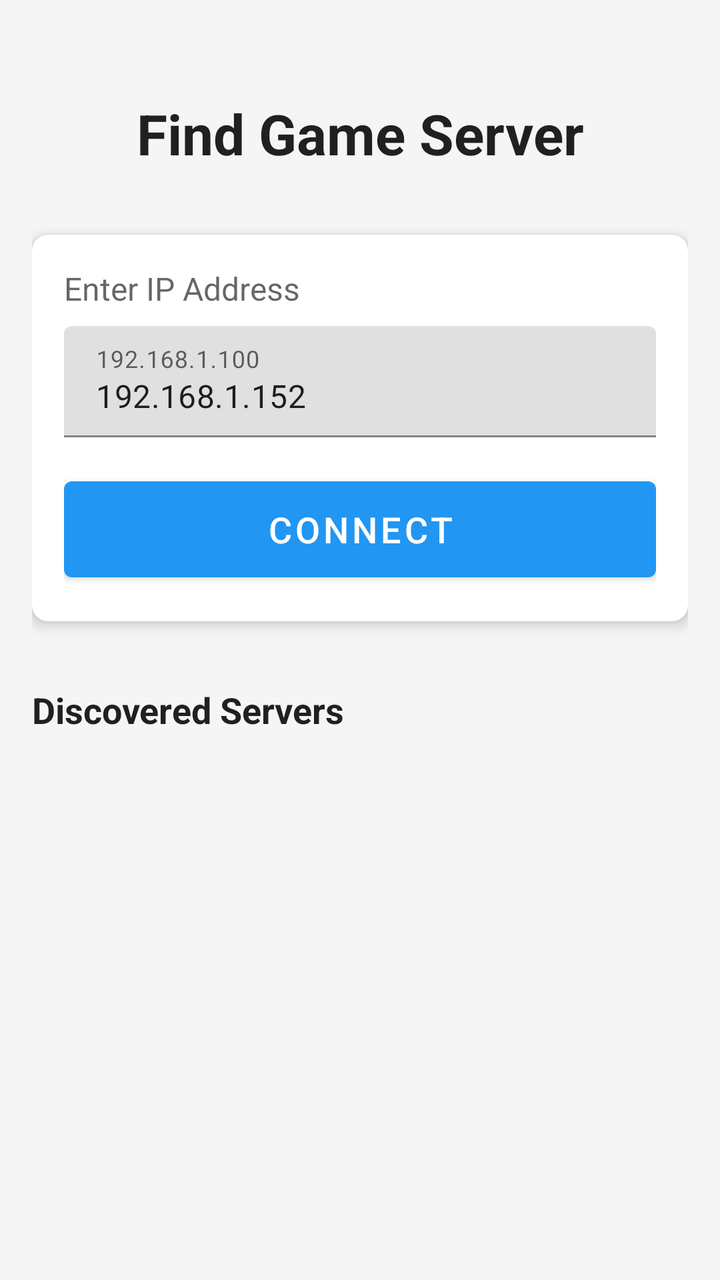
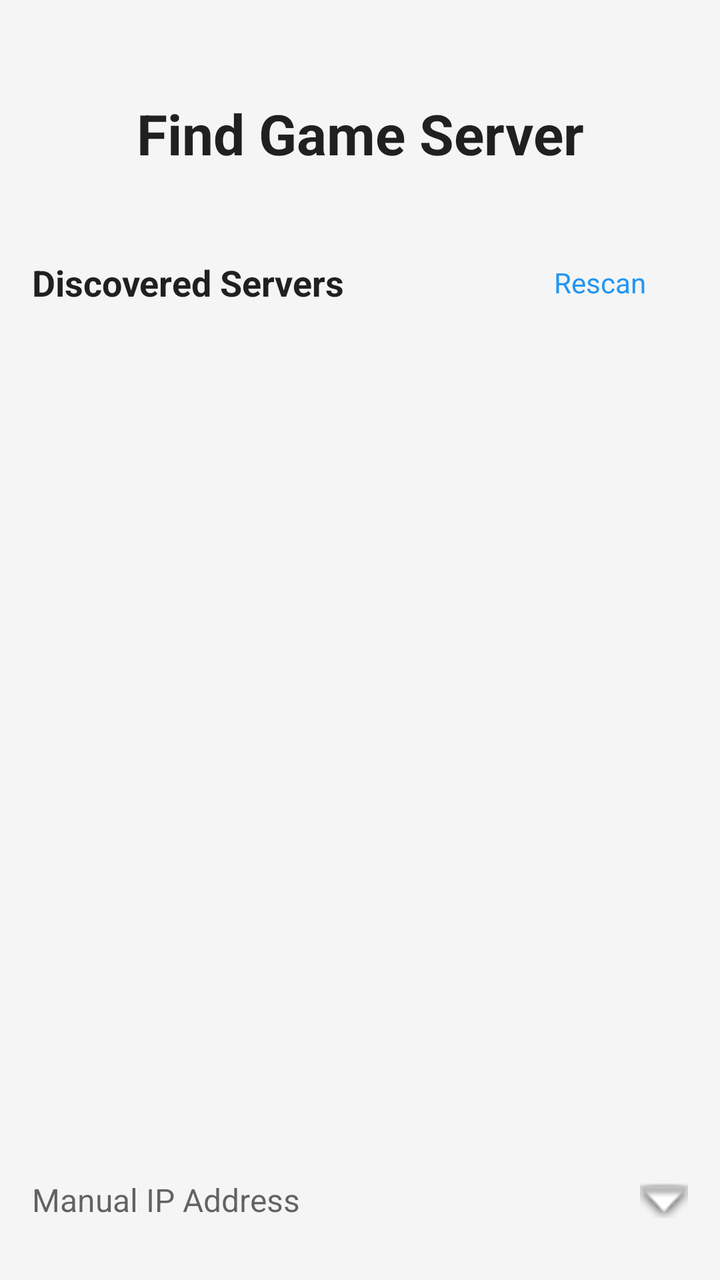

Two renders of the same Android screen: before a commit and after it. Below are the layout's source before the change and the commit's diff.
<!-- AndroidManifest.xml: application theme Theme.GameRemoteClient -->
<!-- res/layout/fragment_server_discovery.xml -->
<?xml version="1.0" encoding="utf-8"?>
<androidx.constraintlayout.widget.ConstraintLayout xmlns:android="http://schemas.android.com/apk/res/android"
    xmlns:app="http://schemas.android.com/apk/res-auto"
    xmlns:tools="http://schemas.android.com/tools"
    android:layout_width="match_parent"
    android:layout_height="match_parent"
    android:padding="16dp"
    android:background="@color/background">

    <TextView
        android:id="@+id/titleText"
        android:layout_width="0dp"
        android:layout_height="wrap_content"
        android:text="@string/server_discovery_title"
        android:textSize="28sp"
        android:textStyle="bold"
        android:textColor="@color/text_primary"
        android:gravity="center"
        app:layout_constraintTop_toTopOf="parent"
        app:layout_constraintStart_toStartOf="parent"
        app:layout_constraintEnd_toEndOf="parent"
        android:layout_marginTop="32dp" />

    <com.google.android.material.card.MaterialCardView
        android:id="@+id/ipEntryCard"
        android:layout_width="0dp"
        android:layout_height="wrap_content"
        app:cardCornerRadius="8dp"
        app:cardElevation="4dp"
        android:layout_marginTop="32dp"
        app:layout_constraintTop_toBottomOf="@id/titleText"
        app:layout_constraintStart_toStartOf="parent"
        app:layout_constraintEnd_toEndOf="parent">

        <LinearLayout
            android:layout_width="match_parent"
            android:layout_height="wrap_content"
            android:orientation="vertical"
            android:padding="16dp">

            <TextView
                android:layout_width="wrap_content"
                android:layout_height="wrap_content"
                android:text="@string/enter_ip_address"
                android:textSize="16sp"
                android:textColor="@color/text_secondary" />

            <com.google.android.material.textfield.TextInputLayout
                android:layout_width="match_parent"
                android:layout_height="wrap_content"
                android:layout_marginTop="8dp">

                <com.google.android.material.textfield.TextInputEditText
                    android:id="@+id/ipAddressInput"
                    android:layout_width="match_parent"
                    android:layout_height="wrap_content"
                    android:hint="@string/ip_address_hint"
                    android:inputType="textNoSuggestions"
                    android:maxLines="1"
                    android:text="192.168.1.152" />
            </com.google.android.material.textfield.TextInputLayout>

            <com.google.android.material.button.MaterialButton
                android:id="@+id/connectButton"
                android:layout_width="match_parent"
                android:layout_height="60dp"
                android:text="@string/connect_button"
                android:textSize="18sp"
                android:layout_marginTop="16dp" />
        </LinearLayout>
    </com.google.android.material.card.MaterialCardView>

    <TextView
        android:id="@+id/discoveredServersLabel"
        android:layout_width="0dp"
        android:layout_height="wrap_content"
        android:text="@string/discovered_servers"
        android:textSize="18sp"
        android:textStyle="bold"
        android:textColor="@color/text_primary"
        android:layout_marginTop="32dp"
        app:layout_constraintTop_toBottomOf="@id/ipEntryCard"
        app:layout_constraintStart_toStartOf="parent"
        app:layout_constraintEnd_toEndOf="parent" />

    <ProgressBar
        android:id="@+id/scanningProgress"
        android:layout_width="wrap_content"
        android:layout_height="wrap_content"
        android:visibility="gone"
        app:layout_constraintTop_toBottomOf="@id/discoveredServersLabel"
        app:layout_constraintStart_toStartOf="parent"
        app:layout_constraintEnd_toEndOf="parent"
        android:layout_marginTop="16dp"
        tools:visibility="visible" />

    <TextView
        android:id="@+id/scanningText"
        android:layout_width="wrap_content"
        android:layout_height="wrap_content"
        android:text="@string/scanning"
        android:textColor="@color/text_secondary"
        android:visibility="gone"
        app:layout_constraintTop_toBottomOf="@id/scanningProgress"
        app:layout_constraintStart_toStartOf="parent"
        app:layout_constraintEnd_toEndOf="parent"
        android:layout_marginTop="8dp"
        tools:visibility="visible" />

    <androidx.recyclerview.widget.RecyclerView
        android:id="@+id/serversRecyclerView"
        android:layout_width="0dp"
        android:layout_height="0dp"
        android:layout_marginTop="16dp"
        app:layout_constraintTop_toBottomOf="@id/scanningText"
        app:layout_constraintBottom_toBottomOf="parent"
        app:layout_constraintStart_toStartOf="parent"
        app:layout_constraintEnd_toEndOf="parent"
        tools:listitem="@layout/item_server" />

    <TextView
        android:id="@+id/noServersText"
        android:layout_width="wrap_content"
        android:layout_height="wrap_content"
        android:text="@string/no_servers_found"
        android:textColor="@color/text_secondary"
        android:visibility="gone"
        app:layout_constraintTop_toBottomOf="@id/discoveredServersLabel"
        app:layout_constraintBottom_toBottomOf="parent"
        app:layout_constraintStart_toStartOf="parent"
        app:layout_constraintEnd_toEndOf="parent" />

</androidx.constraintlayout.widget.ConstraintLayout>
<!-- res/layout/item_server.xml (included above) -->
<?xml version="1.0" encoding="utf-8"?>
<com.google.android.material.card.MaterialCardView xmlns:android="http://schemas.android.com/apk/res/android"
    xmlns:app="http://schemas.android.com/apk/res-auto"
    android:layout_width="match_parent"
    android:layout_height="wrap_content"
    android:layout_margin="8dp"
    app:cardCornerRadius="8dp"
    app:cardElevation="2dp"
    android:clickable="true"
    android:focusable="true"
    android:foreground="?attr/selectableItemBackground">

    <LinearLayout
        android:layout_width="match_parent"
        android:layout_height="wrap_content"
        android:orientation="vertical"
        android:padding="16dp">

        <TextView
            android:id="@+id/serverName"
            android:layout_width="wrap_content"
            android:layout_height="wrap_content"
            android:text="Game Server"
            android:textSize="18sp"
            android:textStyle="bold"
            android:textColor="@color/text_primary" />

        <TextView
            android:id="@+id/serverAddress"
            android:layout_width="wrap_content"
            android:layout_height="wrap_content"
            android:text="192.168.1.100:8080"
            android:textSize="14sp"
            android:textColor="@color/text_secondary"
            android:layout_marginTop="4dp" />

        <TextView
            android:id="@+id/playerCount"
            android:layout_width="wrap_content"
            android:layout_height="wrap_content"
            android:text="0 players"
            android:textSize="12sp"
            android:textColor="@color/text_secondary"
            android:layout_marginTop="4dp" />
    </LinearLayout>

</com.google.android.material.card.MaterialCardView>
<!-- resources referenced by this layout -->
<resources>
  <color name="background">#FFF5F5F5</color>
  <color name="text_primary">#DE000000</color>
  <color name="text_secondary">#99000000</color>
  <string name="connect_button">Connect</string>
  <string name="discovered_servers">Discovered Servers</string>
  <string name="enter_ip_address">Enter IP Address</string>
  <string name="ip_address_hint">192.168.1.100</string>
  <string name="no_servers_found">No servers found</string>
  <string name="scanning">Scanning for servers…</string>
  <string name="server_discovery_title">Find Game Server</string>
  <style name="Theme.GameRemoteClient" parent="Theme.MaterialComponents.DayNight.NoActionBar">
          <item name="colorPrimary">@color/primary</item>
          <item name="colorPrimaryDark">@color/primary_dark</item>
          <item name="colorAccent">@color/accent</item>
          <item name="android:windowBackground">@color/background</item>
          <item name="android:windowLayoutInDisplayCutoutMode">shortEdges</item>
      </style>
  <color name="primary">#FF2196F3</color>
  <color name="primary_dark">#FF1976D2</color>
  <color name="accent">#FFFF5722</color>
</resources>

<!-- the commit's change to res/layout/fragment_server_discovery.xml (unified diff, before → after) -->
@@ -1,136 +1,187 @@
 <?xml version="1.0" encoding="utf-8"?>
-<androidx.constraintlayout.widget.ConstraintLayout xmlns:android="http://schemas.android.com/apk/res/android"
+<androidx.core.widget.NestedScrollView xmlns:android="http://schemas.android.com/apk/res/android"
     xmlns:app="http://schemas.android.com/apk/res-auto"
     xmlns:tools="http://schemas.android.com/tools"
     android:layout_width="match_parent"
     android:layout_height="match_parent"
-    android:padding="16dp"
+    android:fillViewport="true"
     android:background="@color/background">
 
-    <TextView
-        android:id="@+id/titleText"
-        android:layout_width="0dp"
+    <LinearLayout
+        android:layout_width="match_parent"
         android:layout_height="wrap_content"
-        android:text="@string/server_discovery_title"
-        android:textSize="28sp"
-        android:textStyle="bold"
-        android:textColor="@color/text_primary"
-        android:gravity="center"
-        app:layout_constraintTop_toTopOf="parent"
-        app:layout_constraintStart_toStartOf="parent"
-        app:layout_constraintEnd_toEndOf="parent"
-        android:layout_marginTop="32dp" />
-
-    <com.google.android.material.card.MaterialCardView
-        android:id="@+id/ipEntryCard"
-        android:layout_width="0dp"
-        android:layout_height="wrap_content"
-        app:cardCornerRadius="8dp"
-        app:cardElevation="4dp"
-        android:layout_marginTop="32dp"
-        app:layout_constraintTop_toBottomOf="@id/titleText"
-        app:layout_constraintStart_toStartOf="parent"
-        app:layout_constraintEnd_toEndOf="parent">
-
-        <LinearLayout
+        android:orientation="vertical"
+        android:padding="16dp">
+
+        
+        <TextView
+            android:id="@+id/titleText"
+            android:layout_width="match_parent"
+            android:layout_height="wrap_content"
+            android:text="@string/server_discovery_title"
+            android:textSize="28sp"
+            android:textStyle="bold"
+            android:textColor="@color/text_primary"
+            android:gravity="center"
+            android:layout_marginTop="32dp" />
+
+        
+        <LinearLayout
+            android:layout_width="match_parent"
+            android:layout_height="wrap_content"
+            android:orientation="horizontal"
+            android:gravity="center_vertical"
+            android:layout_marginTop="32dp">
+
+            <TextView
+                android:id="@+id/discoveredServersLabel"
+                android:layout_width="0dp"
+                android:layout_height="wrap_content"
+                android:layout_weight="1"
+                android:text="@string/discovered_servers"
+                android:textSize="18sp"
+                android:textStyle="bold"
+                android:textColor="@color/text_primary" />
+
+            <com.google.android.material.button.MaterialButton
+                android:id="@+id/rescanButton"
+                style="@style/Widget.Material3.Button.TextButton"
+                android:layout_width="wrap_content"
+                android:layout_height="wrap_content"
+                android:text="Rescan"
+                android:textSize="14sp" />
+        </LinearLayout>
+
+        
+        <LinearLayout
+            android:id="@+id/scanningContainer"
             android:layout_width="match_parent"
             android:layout_height="wrap_content"
             android:orientation="vertical"
-            android:padding="16dp">
-
-            <TextView
-                android:layout_width="wrap_content"
-                android:layout_height="wrap_content"
-                android:text="@string/enter_ip_address"
-                android:textSize="16sp"
-                android:textColor="@color/text_secondary" />
-
-            <com.google.android.material.textfield.TextInputLayout
+            android:gravity="center"
+            android:visibility="gone"
+            android:padding="24dp"
+            tools:visibility="visible">
+
+            <ProgressBar
+                android:id="@+id/scanningProgress"
+                android:layout_width="wrap_content"
+                android:layout_height="wrap_content" />
+
+            <TextView
+                android:id="@+id/scanningText"
+                android:layout_width="wrap_content"
+                android:layout_height="wrap_content"
+                android:text="@string/scanning"
+                android:textColor="@color/text_secondary"
+                android:layout_marginTop="8dp" />
+        </LinearLayout>
+
+        
+        <androidx.recyclerview.widget.RecyclerView
+            android:id="@+id/serversRecyclerView"
+            android:layout_width="match_parent"
+            android:layout_height="wrap_content"
+            android:layout_marginTop="8dp"
+            android:nestedScrollingEnabled="false"
+            tools:listitem="@layout/item_server" />
+
+        
+        <TextView
+            android:id="@+id/noServersText"
+            android:layout_width="match_parent"
+            android:layout_height="wrap_content"
+            android:text="@string/no_servers_found"
+            android:textColor="@color/text_secondary"
+            android:gravity="center"
+            android:visibility="gone"
+            android:padding="32dp" />
+
+        
+        <View
+            android:layout_width="match_parent"
+            android:layout_height="0dp"
+            android:layout_weight="1" />
+
+        
+        <LinearLayout
+            android:layout_width="match_parent"
+            android:layout_height="wrap_content"
+            android:orientation="vertical"
+            android:layout_marginTop="24dp">
+
+            
+            <LinearLayout
+                android:id="@+id/manualEntryHeader"
                 android:layout_width="match_parent"
                 android:layout_height="wrap_content"
+                android:orientation="horizontal"
+                android:gravity="center_vertical"
+                android:paddingVertical="12dp"
+                android:background="?attr/selectableItemBackground"
+                android:clickable="true"
+                android:focusable="true">
+
+                <TextView
+                    android:layout_width="0dp"
+                    android:layout_height="wrap_content"
+                    android:layout_weight="1"
+                    android:text="Manual IP Address"
+                    android:textSize="16sp"
+                    android:textColor="@color/text_secondary" />
+
+                <ImageView
+                    android:id="@+id/expandIcon"
+                    android:layout_width="24dp"
+                    android:layout_height="24dp"
+                    android:src="@android:drawable/arrow_down_float"
+                    android:contentDescription="Expand" />
+            </LinearLayout>
+
+            
+            <com.google.android.material.card.MaterialCardView
+                android:id="@+id/ipEntryCard"
+                android:layout_width="match_parent"
+                android:layout_height="wrap_content"
+                app:cardCornerRadius="8dp"
+                app:cardElevation="4dp"
+                android:visibility="gone"
                 android:layout_marginTop="8dp">
 
-                <com.google.android.material.textfield.TextInputEditText
-                    android:id="@+id/ipAddressInput"
+                <LinearLayout
                     android:layout_width="match_parent"
                     android:layout_height="wrap_content"
-                    android:hint="@string/ip_address_hint"
-                    android:inputType="textNoSuggestions"
-                    android:maxLines="1"
-                    android:text="192.168.1.152" />
-            </com.google.android.material.textfield.TextInputLayout>
-
-            <com.google.android.material.button.MaterialButton
-                android:id="@+id/connectButton"
-                android:layout_width="match_parent"
-                android:layout_height="60dp"
-                android:text="@string/connect_button"
-                android:textSize="18sp"
-                android:layout_marginTop="16dp" />
-        </LinearLayout>
-    </com.google.android.material.card.MaterialCardView>
-
-    <TextView
-        android:id="@+id/discoveredServersLabel"
-        android:layout_width="0dp"
-        android:layout_height="wrap_content"
-        android:text="@string/discovered_servers"
-        android:textSize="18sp"
-        android:textStyle="bold"
-        android:textColor="@color/text_primary"
-        android:layout_marginTop="32dp"
-        app:layout_constraintTop_toBottomOf="@id/ipEntryCard"
-        app:layout_constraintStart_toStartOf="parent"
-        app:layout_constraintEnd_toEndOf="parent" />
-
-    <ProgressBar
-        android:id="@+id/scanningProgress"
-        android:layout_width="wrap_content"
-        android:layout_height="wrap_content"
-        android:visibility="gone"
-        app:layout_constraintTop_toBottomOf="@id/discoveredServersLabel"
-        app:layout_constraintStart_toStartOf="parent"
-        app:layout_constraintEnd_toEndOf="parent"
-        android:layout_marginTop="16dp"
-        tools:visibility="visible" />
-
-    <TextView
-        android:id="@+id/scanningText"
-        android:layout_width="wrap_content"
-        android:layout_height="wrap_content"
-        android:text="@string/scanning"
-        android:textColor="@color/text_secondary"
-        android:visibility="gone"
-        app:layout_constraintTop_toBottomOf="@id/scanningProgress"
-        app:layout_constraintStart_toStartOf="parent"
-        app:layout_constraintEnd_toEndOf="parent"
-        android:layout_marginTop="8dp"
-        tools:visibility="visible" />
-
-    <androidx.recyclerview.widget.RecyclerView
-        android:id="@+id/serversRecyclerView"
-        android:layout_width="0dp"
-        android:layout_height="0dp"
-        android:layout_marginTop="16dp"
-        app:layout_constraintTop_toBottomOf="@id/scanningText"
-        app:layout_constraintBottom_toBottomOf="parent"
-        app:layout_constraintStart_toStartOf="parent"
-        app:layout_constraintEnd_toEndOf="parent"
-        tools:listitem="@layout/item_server" />
-
-    <TextView
-        android:id="@+id/noServersText"
-        android:layout_width="wrap_content"
-        android:layout_height="wrap_content"
-        android:text="@string/no_servers_found"
-        android:textColor="@color/text_secondary"
-        android:visibility="gone"
-        app:layout_constraintTop_toBottomOf="@id/discoveredServersLabel"
-        app:layout_constraintBottom_toBottomOf="parent"
-        app:layout_constraintStart_toStartOf="parent"
-        app:layout_constraintEnd_toEndOf="parent" />
-
-</androidx.constraintlayout.widget.ConstraintLayout>
+                    android:orientation="vertical"
+                    android:padding="16dp">
+
+                    <com.google.android.material.textfield.TextInputLayout
+                        android:layout_width="match_parent"
+                        android:layout_height="wrap_content">
+
+                        <com.google.android.material.textfield.TextInputEditText
+                            android:id="@+id/ipAddressInput"
+                            android:layout_width="match_parent"
+                            android:layout_height="wrap_content"
+                            android:hint="@string/ip_address_hint"
+                            android:inputType="textNoSuggestions"
+                            android:maxLines="1"
+                            android:text="192.168.1.152" />
+                    </com.google.android.material.textfield.TextInputLayout>
+
+                    <com.google.android.material.button.MaterialButton
+                        android:id="@+id/connectButton"
+                        android:layout_width="match_parent"
+                        android:layout_height="56dp"
+                        android:text="@string/connect_button"
+                        android:textSize="16sp"
+                        android:layout_marginTop="12dp" />
+                </LinearLayout>
+            </com.google.android.material.card.MaterialCardView>
+        </LinearLayout>
+
+    </LinearLayout>
+
+</androidx.core.widget.NestedScrollView>
 <!-- res/layout/item_server.xml (included above) -->
 <?xml version="1.0" encoding="utf-8"?>
 <com.google.android.material.card.MaterialCardView xmlns:android="http://schemas.android.com/apk/res/android"
@@ -147,35 +198,48 @@
     <LinearLayout
         android:layout_width="match_parent"
         android:layout_height="wrap_content"
-        android:orientation="vertical"
-        android:padding="16dp">
+        android:orientation="horizontal"
+        android:padding="16dp"
+        android:gravity="center_vertical">
+
+        <LinearLayout
+            android:layout_width="0dp"
+            android:layout_height="wrap_content"
+            android:layout_weight="1"
+            android:orientation="vertical">
+
+            <TextView
+                android:id="@+id/serverName"
+                android:layout_width="wrap_content"
+                android:layout_height="wrap_content"
+                android:text="Game Server"
+                android:textSize="18sp"
+                android:textStyle="bold"
+                android:textColor="?android:attr/textColorPrimary" />
+
+            <TextView
+                android:id="@+id/serverAddress"
+                android:layout_width="wrap_content"
+                android:layout_height="wrap_content"
+                android:text="192.168.1.100"
+                android:textSize="14sp"
+                android:textColor="?android:attr/textColorSecondary"
+                android:layout_marginTop="4dp" />
+
+        </LinearLayout>
 
         <TextView
-            android:id="@+id/serverName"
+            android:id="@+id/consoleType"
             android:layout_width="wrap_content"
             android:layout_height="wrap_content"
-            android:text="Game Server"
-            android:textSize="18sp"
+            android:text="PS4"
+            android:textSize="12sp"
             android:textStyle="bold"
-            android:textColor="@color/text_primary" />
-
-        <TextView
-            android:id="@+id/serverAddress"
-            android:layout_width="wrap_content"
-            android:layout_height="wrap_content"
-            android:text="192.168.1.100:8080"
-            android:textSize="14sp"
-            android:textColor="@color/text_secondary"
-            android:layout_marginTop="4dp" />
-
-        <TextView
-            android:id="@+id/playerCount"
-            android:layout_width="wrap_content"
-            android:layout_height="wrap_content"
-            android:text="0 players"
-            android:textSize="12sp"
-            android:textColor="@color/text_secondary"
-            android:layout_marginTop="4dp" />
+            android:textColor="@android:color/white"
+            android:background="@drawable/console_type_badge"
+            android:paddingHorizontal="10dp"
+            android:paddingVertical="4dp" />
+
     </LinearLayout>
 
 </com.google.android.material.card.MaterialCardView>
<!-- resource entries referenced after the edit -->
@@ -3,9 +3,15 @@
   <color name="background">#FFF5F5F5</color>
   <color name="text_primary">#DE000000</color>
   <color name="text_secondary">#99000000</color>
+  <!-- drawable console_type_badge (drawable) -->
+  <?xml version="1.0" encoding="utf-8"?>
+  <shape xmlns:android="http://schemas.android.com/apk/res/android"
+      android:shape="rectangle">
+      <solid android:color="#003087" />
+      <corners android:radius="12dp" />
+  </shape>
   <string name="connect_button">Connect</string>
   <string name="discovered_servers">Discovered Servers</string>
-  <string name="enter_ip_address">Enter IP Address</string>
   <string name="ip_address_hint">192.168.1.100</string>
   <string name="no_servers_found">No servers found</string>
   <string name="scanning">Scanning for servers…</string>
